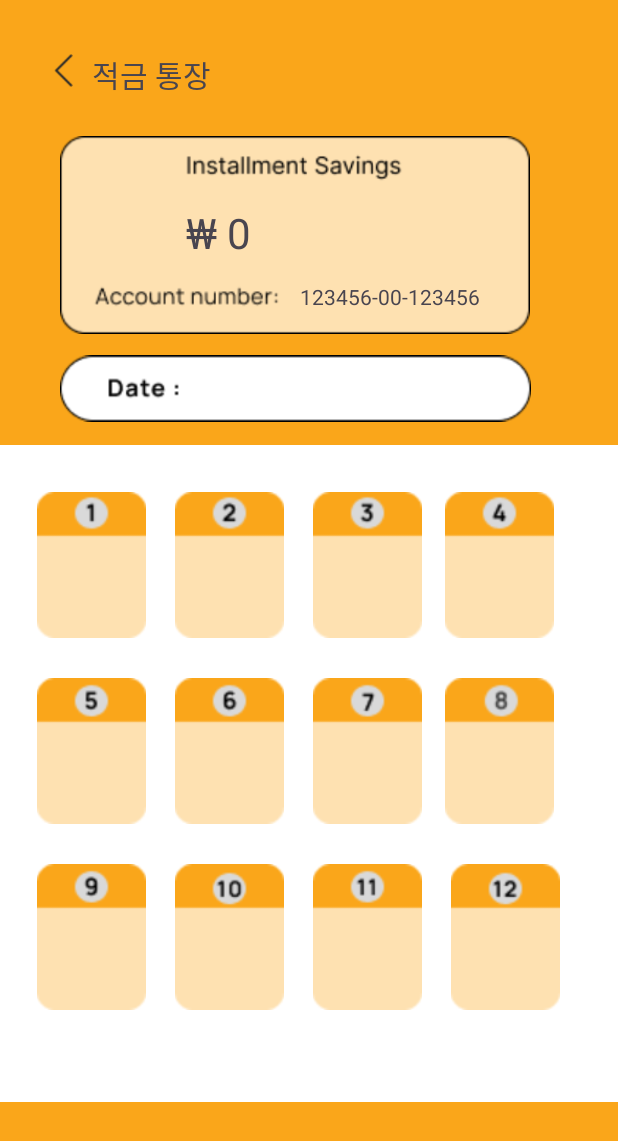
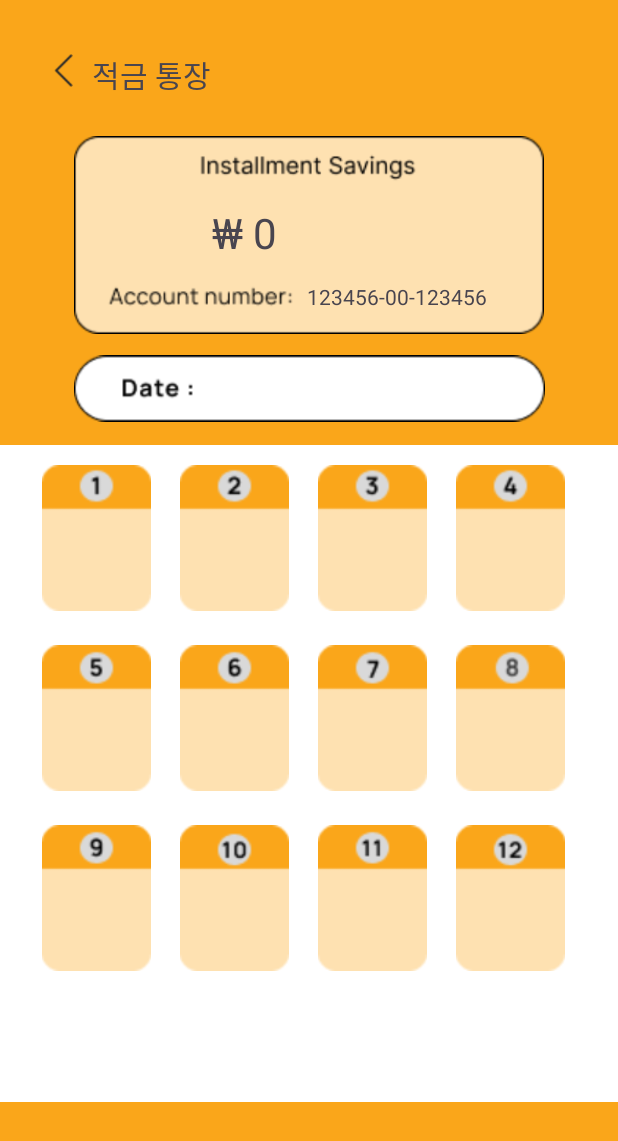
Before and after one commit to AI-Toy-Project/Cash_Nest, an Android app: the MainActivity3 screen opened directly, with no data from a screen before it, on a phone screen of 412 x 824 dp. Shown: the top 1141 px of the screen. Run offline under Robolectric (Android 15) with nearby library versions, the light colour scheme and no system bars.

Commit message:
최종 수정

```diff
--- a/app/src/main/java/com/example/cashnest/MainActivity3.kt
+++ b/app/src/main/java/com/example/cashnest/MainActivity3.kt
@@ -1,7 +1,9 @@
 package com.example.cashnest
 
+import android.content.Intent
 import androidx.appcompat.app.AppCompatActivity
 import android.os.Bundle
+import android.widget.ImageView
 import android.widget.TextView
 
 class MainActivity3 : AppCompatActivity() {
@@ -12,5 +14,12 @@ class MainActivity3 : AppCompatActivity() {
         val amount = intent.getIntExtra("predictionAmount", 0)
         val textView: TextView = findViewById(R.id.textView)
         textView.text = "₩ $amount"
+
+        val img_button = findViewById<ImageView>(R.id.imageView)
+
+        img_button.setOnClickListener {
+            val intent = Intent(this, MainActivity::class.java)
+            startActivity(intent)
+        }
     }
 }
--- a/app/src/main/res/layout/activity_main.xml
+++ b/app/src/main/res/layout/activity_main.xml
@@ -44,7 +44,7 @@
         android:id="@+id/background"
         android:layout_width="420dp"
         android:layout_height="360dp"
-        android:layout_marginTop="376dp"
+        android:layout_marginTop="355dp"
         app:layout_constraintEnd_toEndOf="parent"
         app:layout_constraintHorizontal_bias="0.555"
         app:layout_constraintStart_toStartOf="parent"
@@ -60,7 +60,7 @@
         app:layout_constraintEnd_toEndOf="parent"
         app:layout_constraintStart_toStartOf="parent"
         app:layout_constraintTop_toTopOf="parent"
-        app:layout_constraintVertical_bias="0.665"
+        app:layout_constraintVertical_bias="0.65999997"
         app:srcCompat="@drawable/check_consumption_patterns"
         tools:ignore="SpeakableTextPresentCheck" />
 
@@ -73,7 +73,7 @@
         app:layout_constraintEnd_toEndOf="parent"
         app:layout_constraintStart_toStartOf="parent"
         app:layout_constraintTop_toTopOf="parent"
-        app:layout_constraintVertical_bias="0.8"
+        app:layout_constraintVertical_bias="0.81"
         app:srcCompat="@drawable/check_savings_account"
         tools:ignore="SpeakableTextPresentCheck" />
 
--- a/app/src/main/res/layout/activity_main3.xml
+++ b/app/src/main/res/layout/activity_main3.xml
@@ -34,31 +34,32 @@
         android:id="@+id/imageView2"
         android:layout_width="313dp"
         android:layout_height="137dp"
-        android:layout_marginStart="40dp"
         android:layout_marginTop="88dp"
+        app:layout_constraintEnd_toEndOf="parent"
         app:layout_constraintStart_toStartOf="parent"
         app:layout_constraintTop_toTopOf="parent"
         app:srcCompat="@drawable/saving" />
 
     <TextView
         android:id="@+id/textView"
-        android:layout_width="228dp"
-        android:layout_height="37dp"
-        android:layout_marginStart="124dp"
+        android:layout_width="129dp"
+        android:layout_height="34dp"
         android:layout_marginTop="136dp"
         android:text="₩ 405900"
         android:textSize="28sp"
+        app:layout_constraintEnd_toEndOf="parent"
         app:layout_constraintStart_toStartOf="parent"
         app:layout_constraintTop_toTopOf="parent" />
 
     <TextView
         android:id="@+id/textView2"
-        android:layout_width="130dp"
-        android:layout_height="23dp"
-        android:layout_marginStart="200dp"
+        android:layout_width="120dp"
+        android:layout_height="22dp"
         android:layout_marginTop="188dp"
         android:text="123456-00-123456"
         android:textSize="14sp"
+        app:layout_constraintEnd_toEndOf="parent"
+        app:layout_constraintHorizontal_bias="0.7"
         app:layout_constraintStart_toStartOf="parent"
         app:layout_constraintTop_toTopOf="parent" />
 
@@ -66,8 +67,8 @@
         android:id="@+id/imageView3"
         android:layout_width="314dp"
         android:layout_height="46dp"
-        android:layout_marginStart="40dp"
         android:layout_marginTop="236dp"
+        app:layout_constraintEnd_toEndOf="parent"
         app:layout_constraintStart_toStartOf="parent"
         app:layout_constraintTop_toTopOf="parent"
         app:srcCompat="@drawable/date" />
@@ -86,8 +87,8 @@
         android:id="@+id/imageView4"
         android:layout_width="74dp"
         android:layout_height="97dp"
-        android:layout_marginStart="24dp"
-        android:layout_marginTop="328dp"
+        android:layout_marginStart="27dp"
+        android:layout_marginTop="310dp"
         app:layout_constraintStart_toStartOf="parent"
         app:layout_constraintTop_toTopOf="parent"
         app:srcCompat="@drawable/month1" />
@@ -96,8 +97,8 @@
         android:id="@+id/imageView5"
         android:layout_width="74dp"
         android:layout_height="97dp"
-        android:layout_marginStart="116dp"
-        android:layout_marginTop="328dp"
+        android:layout_marginStart="119dp"
+        android:layout_marginTop="310dp"
         app:layout_constraintStart_toStartOf="parent"
         app:layout_constraintTop_toTopOf="parent"
         app:srcCompat="@drawable/month2" />
@@ -106,8 +107,8 @@
         android:id="@+id/imageView6"
         android:layout_width="74dp"
         android:layout_height="97dp"
-        android:layout_marginStart="208dp"
-        android:layout_marginTop="328dp"
+        android:layout_marginStart="211dp"
+        android:layout_marginTop="310dp"
         app:layout_constraintStart_toStartOf="parent"
         app:layout_constraintTop_toTopOf="parent"
         app:srcCompat="@drawable/month3" />
@@ -116,8 +117,8 @@
         android:id="@+id/imageView7"
         android:layout_width="74dp"
         android:layout_height="97dp"
-        android:layout_marginStart="296dp"
-        android:layout_marginTop="328dp"
+        android:layout_marginStart="303dp"
+        android:layout_marginTop="310dp"
         app:layout_constraintStart_toStartOf="parent"
         app:layout_constraintTop_toTopOf="parent"
         app:srcCompat="@drawable/month4" />
@@ -126,8 +127,8 @@
         android:id="@+id/imageView10"
         android:layout_width="74dp"
         android:layout_height="97dp"
-        android:layout_marginStart="24dp"
-        android:layout_marginTop="452dp"
+        android:layout_marginStart="27dp"
+        android:layout_marginTop="430dp"
         app:layout_constraintStart_toStartOf="parent"
         app:layout_constraintTop_toTopOf="parent"
         app:srcCompat="@drawable/month5" />
@@ -136,8 +137,8 @@
         android:id="@+id/imageView12"
         android:layout_width="74dp"
         android:layout_height="97dp"
-        android:layout_marginStart="116dp"
-        android:layout_marginTop="452dp"
+        android:layout_marginStart="119dp"
+        android:layout_marginTop="430dp"
         app:layout_constraintStart_toStartOf="parent"
         app:layout_constraintTop_toTopOf="parent"
         app:srcCompat="@drawable/month6" />
@@ -146,8 +147,8 @@
         android:id="@+id/imageView13"
         android:layout_width="74dp"
         android:layout_height="97dp"
-        android:layout_marginStart="208dp"
-        android:layout_marginTop="452dp"
+        android:layout_marginStart="211dp"
+        android:layout_marginTop="430dp"
         app:layout_constraintStart_toStartOf="parent"
         app:layout_constraintTop_toTopOf="parent"
         app:srcCompat="@drawable/month7" />
@@ -156,8 +157,8 @@
         android:id="@+id/imageView14"
         android:layout_width="74dp"
         android:layout_height="97dp"
-        android:layout_marginStart="296dp"
-        android:layout_marginTop="452dp"
+        android:layout_marginStart="303dp"
+        android:layout_marginTop="430dp"
         app:layout_constraintStart_toStartOf="parent"
         app:layout_constraintTop_toTopOf="parent"
         app:srcCompat="@drawable/month8" />
@@ -166,8 +167,8 @@
         android:id="@+id/imageView11"
         android:layout_width="74dp"
         android:layout_height="97dp"
-        android:layout_marginStart="24dp"
-        android:layout_marginTop="576dp"
+        android:layout_marginStart="27dp"
+        android:layout_marginTop="550dp"
         app:layout_constraintStart_toStartOf="parent"
         app:layout_constraintTop_toTopOf="parent"
         app:srcCompat="@drawable/month9" />
@@ -176,8 +177,8 @@
         android:id="@+id/imageView15"
         android:layout_width="74dp"
         android:layout_height="97dp"
-        android:layout_marginStart="116dp"
-        android:layout_marginTop="576dp"
+        android:layout_marginStart="119dp"
+        android:layout_marginTop="550dp"
         app:layout_constraintStart_toStartOf="parent"
         app:layout_constraintTop_toTopOf="parent"
         app:srcCompat="@drawable/month10" />
@@ -186,8 +187,8 @@
         android:id="@+id/imageView16"
         android:layout_width="74dp"
         android:layout_height="97dp"
-        android:layout_marginStart="208dp"
-        android:layout_marginTop="576dp"
+        android:layout_marginStart="211dp"
+        android:layout_marginTop="550dp"
         app:layout_constraintStart_toStartOf="parent"
         app:layout_constraintTop_toTopOf="parent"
         app:srcCompat="@drawable/month11" />
@@ -196,8 +197,8 @@
         android:id="@+id/imageView17"
         android:layout_width="74dp"
         android:layout_height="97dp"
-        android:layout_marginStart="300dp"
-        android:layout_marginTop="576dp"
+        android:layout_marginStart="303dp"
+        android:layout_marginTop="550dp"
         app:layout_constraintStart_toStartOf="parent"
         app:layout_constraintTop_toTopOf="parent"
         app:srcCompat="@drawable/month12" />
```
Also changed, not shown: app/src/main/java/com/example/cashnest/MainActivity.kt (+25 -25 lines), app/src/main/java/com/example/cashnest/MainActivity2.kt (+34 -38 lines), app/src/main/java/com/example/cashnest/PredictionData.kt (line endings or trailing spaces), 2 other files.
